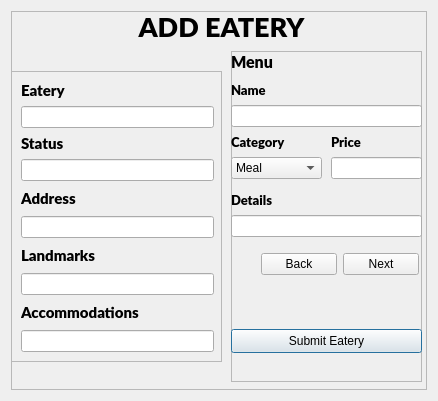
The window that addeatery.ui (KANKAN25/Tipid-Timpla-Tracker) describes before a commit, drawn with Qt 5.
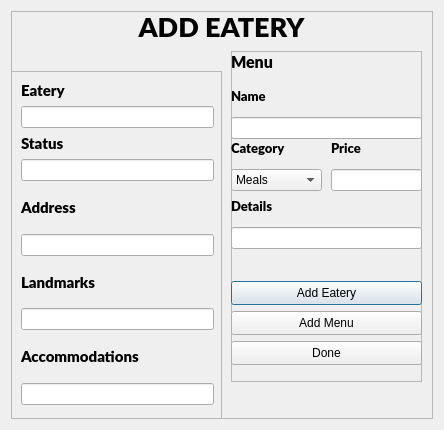
The same window after the commit.

Commit message: added the add eatery function

Diff of the .ui file:
```diff
--- a/addeatery.ui
+++ b/addeatery.ui
@@ -6,8 +6,8 @@
    <rect>
     <x>0</x>
     <y>0</y>
-    <width>438</width>
-    <height>401</height>
+    <width>444</width>
+    <height>430</height>
    </rect>
   </property>
   <property name="windowTitle">
@@ -51,7 +51,7 @@
         <x>0</x>
         <y>60</y>
         <width>211</width>
-        <height>291</height>
+        <height>351</height>
        </rect>
       </property>
       <property name="frameShape">
@@ -60,13 +60,13 @@
       <property name="frameShadow">
        <enum>QFrame::Raised</enum>
       </property>
-      <widget class="QWidget" name="">
+      <widget class="QWidget" name="layoutWidget">
        <property name="geometry">
         <rect>
          <x>10</x>
          <y>10</y>
          <width>193</width>
-         <height>271</height>
+         <height>324</height>
         </rect>
        </property>
        <layout class="QVBoxLayout" name="verticalLayout">
@@ -129,7 +129,45 @@
            </widget>
           </item>
           <item>
-           <widget class="QLineEdit" name="lineEdit_3"/>
+           <widget class="QLineEdit" name="lineEdit_address">
+            <property name="palette">
+             <palette>
+              <active>
+               <colorrole role="Button">
+                <brush brushstyle="SolidPattern">
+                 <color alpha="255">
+                  <red>136</red>
+                  <green>136</green>
+                  <blue>136</blue>
+                 </color>
+                </brush>
+               </colorrole>
+              </active>
+              <inactive>
+               <colorrole role="Button">
+                <brush brushstyle="SolidPattern">
+                 <color alpha="255">
+                  <red>136</red>
+                  <green>136</green>
+                  <blue>136</blue>
+                 </color>
+                </brush>
+               </colorrole>
+              </inactive>
+              <disabled>
+               <colorrole role="Button">
+                <brush brushstyle="SolidPattern">
+                 <color alpha="255">
+                  <red>136</red>
+                  <green>136</green>
+                  <blue>136</blue>
+                 </color>
+                </brush>
+               </colorrole>
+              </disabled>
+             </palette>
+            </property>
+           </widget>
           </item>
          </layout>
         </item>
@@ -220,13 +258,13 @@
        <property name="geometry">
         <rect>
          <x>0</x>
-         <y>278</y>
+         <y>230</y>
          <width>191</width>
          <height>24</height>
         </rect>
        </property>
        <property name="text">
-        <string>Submit Eatery</string>
+        <string>Add Eatery</string>
        </property>
       </widget>
       <widget class="QWidget" name="layoutWidget">
@@ -235,7 +273,7 @@
          <x>0</x>
          <y>140</y>
          <width>191</width>
-         <height>46</height>
+         <height>58</height>
         </rect>
        </property>
        <layout class="QVBoxLayout" name="verticalLayout_7">
@@ -258,13 +296,13 @@
         </item>
        </layout>
       </widget>
-      <widget class="QWidget" name="">
+      <widget class="QWidget" name="layoutWidget">
        <property name="geometry">
         <rect>
          <x>0</x>
          <y>30</y>
          <width>191</width>
-         <height>46</height>
+         <height>58</height>
         </rect>
        </property>
        <layout class="QVBoxLayout" name="verticalLayout_4">
@@ -287,13 +325,13 @@
         </item>
        </layout>
       </widget>
-      <widget class="QWidget" name="">
+      <widget class="QWidget" name="layoutWidget">
        <property name="geometry">
         <rect>
          <x>100</x>
          <y>82</y>
          <width>91</width>
-         <height>46</height>
+         <height>58</height>
         </rect>
        </property>
        <layout class="QVBoxLayout" name="verticalLayout_6">
@@ -316,13 +354,13 @@
         </item>
        </layout>
       </widget>
-      <widget class="QWidget" name="">
+      <widget class="QWidget" name="layoutWidget">
        <property name="geometry">
         <rect>
          <x>0</x>
          <y>82</y>
          <width>91</width>
-         <height>46</height>
+         <height>58</height>
         </rect>
        </property>
        <layout class="QVBoxLayout" name="verticalLayout_5">
@@ -344,7 +382,7 @@
          <widget class="QComboBox" name="comboBox">
           <item>
            <property name="text">
-            <string>Meal</string>
+            <string>Meals</string>
            </property>
           </item>
           <item>
@@ -356,31 +394,31 @@
         </item>
        </layout>
       </widget>
-      <widget class="QWidget" name="">
+      <widget class="QPushButton" name="pushButton_done">
        <property name="geometry">
         <rect>
-         <x>30</x>
-         <y>200</y>
-         <width>158</width>
-         <height>26</height>
+         <x>0</x>
+         <y>290</y>
+         <width>191</width>
+         <height>24</height>
         </rect>
        </property>
-       <layout class="QHBoxLayout" name="horizontalLayout">
-        <item>
-         <widget class="QPushButton" name="pushButton">
-          <property name="text">
-           <string>Back</string>
-          </property>
-         </widget>
-        </item>
-        <item>
-         <widget class="QPushButton" name="pushButton_2">
-          <property name="text">
-           <string>Next</string>
-          </property>
-         </widget>
-        </item>
-       </layout>
+       <property name="text">
+        <string>Done</string>
+       </property>
+      </widget>
+      <widget class="QPushButton" name="pushButton_addMenu">
+       <property name="geometry">
+        <rect>
+         <x>0</x>
+         <y>260</y>
+         <width>191</width>
+         <height>24</height>
+        </rect>
+       </property>
+       <property name="text">
+        <string>Add Menu</string>
+       </property>
       </widget>
      </widget>
     </widget>
```
Left out of the diff: 20 changed lines with no effect on the pictures. The commit also changes 3 other files.
